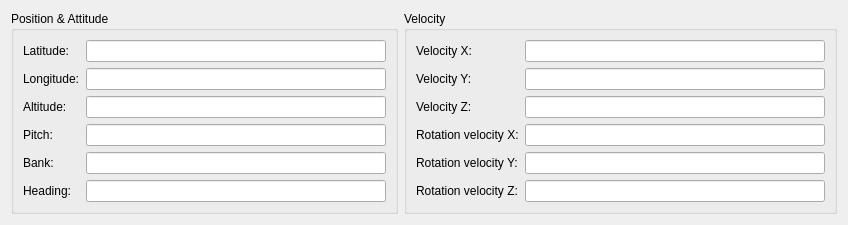
First picture: the form in src/UserInterface/src/Widget/AircraftWidget.ui, repository till213/SkyDolly, before the edit.
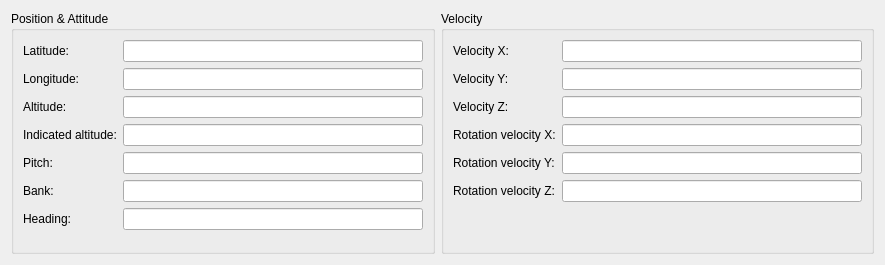
Second picture: the form after the edit.

Commit message:
Add "indicated altitude" simulation variable
- IGC export: export both pressure (indicated) and GNSS (plane) altitude
- For all other import plugins the indicated altitude is simply set
equal to the imported altitude

The edit to the form file:
```diff
--- a/src/UserInterface/src/Widget/AircraftWidget.ui
+++ b/src/UserInterface/src/Widget/AircraftWidget.ui
@@ -6,8 +6,8 @@
    <rect>
     <x>0</x>
     <y>0</y>
-    <width>832</width>
-    <height>220</height>
+    <width>881</width>
+    <height>265</height>
    </rect>
   </property>
   <property name="minimumSize">
@@ -230,14 +230,14 @@
         </property>
        </widget>
       </item>
-      <item row="3" column="0">
+      <item row="4" column="0">
        <widget class="QLabel" name="label_25">
         <property name="text">
          <string>Pitch:</string>
         </property>
        </widget>
       </item>
-      <item row="3" column="1">
+      <item row="4" column="1">
        <widget class="QLineEdit" name="pitchLineEdit">
         <property name="minimumSize">
          <size>
@@ -250,14 +250,14 @@
         </property>
        </widget>
       </item>
-      <item row="4" column="0">
+      <item row="5" column="0">
        <widget class="QLabel" name="label_26">
         <property name="text">
          <string>Bank:</string>
         </property>
        </widget>
       </item>
-      <item row="4" column="1">
+      <item row="5" column="1">
        <widget class="QLineEdit" name="bankLineEdit">
         <property name="minimumSize">
          <size>
@@ -270,14 +270,14 @@
         </property>
        </widget>
       </item>
-      <item row="5" column="0">
+      <item row="6" column="0">
        <widget class="QLabel" name="label_27">
         <property name="text">
          <string>Heading:</string>
         </property>
        </widget>
       </item>
-      <item row="5" column="1">
+      <item row="6" column="1">
        <widget class="QLineEdit" name="headingLineEdit">
         <property name="minimumSize">
          <size>
@@ -290,6 +290,16 @@
         </property>
        </widget>
       </item>
+      <item row="3" column="1">
+       <widget class="QLineEdit" name="indicatedAltitudeLineEdit"/>
+      </item>
+      <item row="3" column="0">
+       <widget class="QLabel" name="label">
+        <property name="text">
+         <string>Indicated altitude:</string>
+        </property>
+       </widget>
+      </item>
      </layout>
     </widget>
    </item>
```
The commit also changes 26 other files.
